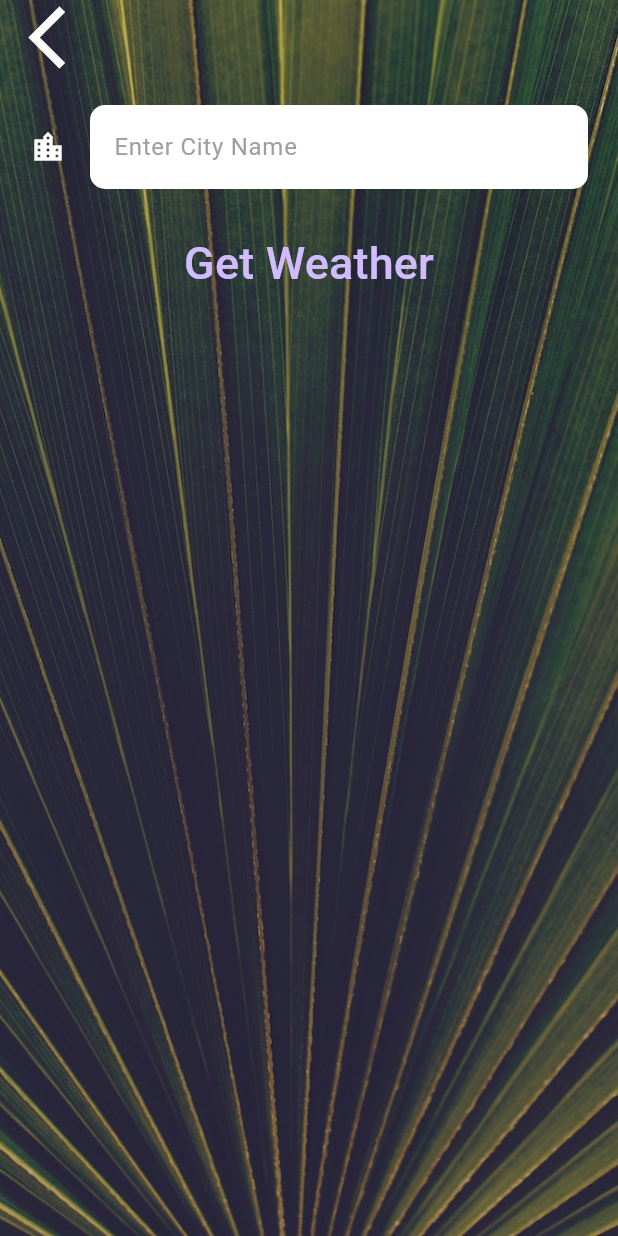
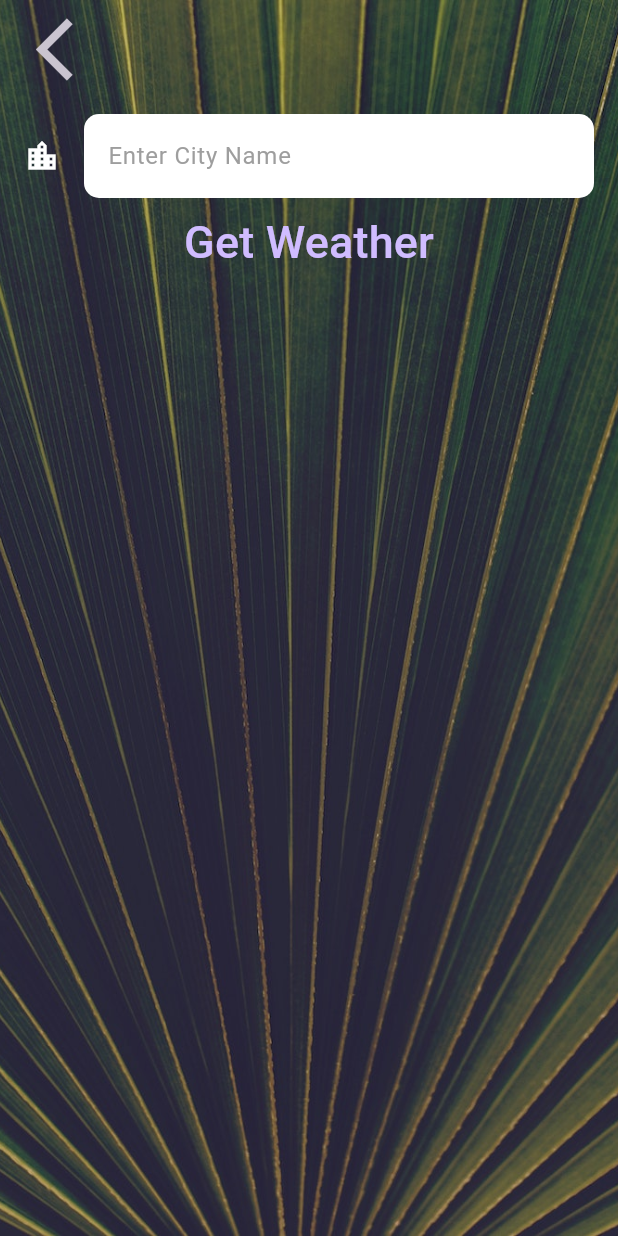
Before and after one commit to umairliaqat33/weather_app, a Flutter app: the CityScreen screen opened directly, on a phone screen of 412 x 824 dp. Run offline on Flutter 3.47's test engine with Material 3 defaults, Android fonts, the phone set to English and light mode, and no system bars; our stand-ins replace flutter_spinkit, geolocator; Roboto replaces fonts that are missing (Spartan MB).

Commit message:
improved by removing exceptions of data type, added alert dialogues for wrong city, permission not allowed, added implementation to ask for permissions, improved UI, updated all dependencies, added textFormField for city screen, added form key for city field, added exception and exception file, removed debug banner

```diff
--- /dev/null
+++ b/lib/exceptions/exceptions.dart
@@ -0,0 +1,5 @@
+class LocationPermissionDeniedException implements Exception {
+  final String message;
+
+  LocationPermissionDeniedException(this.message);
+}
--- a/lib/main.dart
+++ b/lib/main.dart
@@ -1,16 +1,12 @@
 import 'package:flutter/material.dart';
 import 'package:weather_app/screens/loading_screen.dart';
-import 'package:geolocator/geolocator.dart';
 
 void main() => runApp(MyApp());
 
 class MyApp extends StatelessWidget {
-  @override
-  void initState(){
-
-  }
   Widget build(BuildContext context) {
     return MaterialApp(
+      debugShowCheckedModeBanner: false,
       theme: ThemeData.dark(),
       home: LoadingScreen(),
     );
--- a/lib/screens/city_screen.dart
+++ b/lib/screens/city_screen.dart
@@ -7,12 +7,19 @@ class CityScreen extends StatefulWidget {
 }
 
 class _CityScreenState extends State<CityScreen> {
-  late String cityName;
-
+  final _formKey = GlobalKey<FormState>();
+  final TextEditingController _cityController = TextEditingController();
   @override
   Widget build(BuildContext context) {
-    return Scaffold(
-      body: Container(
+    return SafeArea(
+      child: Scaffold(
+        body: Form(
+          key: _formKey,
+          child: Container(
+            padding: EdgeInsets.only(
+              left: 16,
+              right: 16,
+            ),
             decoration: BoxDecoration(
               image: DecorationImage(
                 image: AssetImage('images/city_background.jpg'),
@@ -20,37 +27,39 @@ class _CityScreenState extends State<CityScreen> {
               ),
             ),
             constraints: BoxConstraints.expand(),
-        child: SafeArea(
             child: Column(
               children: <Widget>[
                 Align(
                   alignment: Alignment.topLeft,
-                child: FlatButton(
+                  child: IconButton(
                     onPressed: () {
                       Navigator.pop(context);
                     },
-                  child: Icon(
+                    icon: Icon(
                       Icons.arrow_back_ios,
                       size: 50.0,
                     ),
                   ),
                 ),
-              Container(
-                padding: EdgeInsets.all(20.0),
-                child: TextField(
+                SizedBox(
+                  height: 10,
+                ),
+                TextFormField(
+                  controller: _cityController,
+                  decoration: kTextFieldInputDecoration,
                   style: TextStyle(
                     color: Colors.black,
                   ),
-                  decoration: kTextFieldInputDecoration,
-                  onChanged: (value) {
-                    cityName = value;
+                  validator: (String? value) {
+                    if (value!.isEmpty) {
+                      return "Please enter city name";
+                    } else {
+                      return null;
+                    }
                   },
                 ),
-              ),
                 TextButton(
-                onPressed: () {
-                  Navigator.pop(context, cityName);
-                },
+                  onPressed: () => getCityWeather(),
                   child: Text(
                     'Get Weather',
                     style: kButtonTextStyle,
@@ -60,6 +69,13 @@ class _CityScreenState extends State<CityScreen> {
             ),
           ),
         ),
+      ),
     );
   }
+
+  void getCityWeather() {
+    if (_formKey.currentState!.validate()) {
+      Navigator.pop(context, _cityController.text);
     }
+  }
+}
--- a/pubspec.yaml
+++ b/pubspec.yaml
@@ -34,8 +34,8 @@ dependencies:
   # The following adds the Cupertino Icons font to your application.
   # Use with the CupertinoIcons class for iOS style icons.
   cupertino_icons: ^1.0.2
-  geolocator: ^8.2.0
-  http: ^0.13.4
+  geolocator: ^10.1.0
+  http: ^1.1.2
   flutter_spinkit: ^5.1.0
 
 dev_dependencies:
@@ -47,7 +47,7 @@ dev_dependencies:
   # activated in the `analysis_options.yaml` file located at the root of your
   # package. See that file for information about deactivating specific lint
   # rules and activating additional ones.
-  flutter_lints: ^1.0.0
+  flutter_lints: ^3.0.1
 
 # For information on the generic Dart part of this file, see the
 # following page: https://dart.dev/tools/pub/pubspec
```
Also changed, not shown: lib/screens/loading_screen.dart (+29 -20 lines), lib/screens/location_screen.dart (+159 -28 lines), lib/services/weather.dart (+27 -0 lines), pubspec.lock, 1 other file. Lines whose indentation alone changed are shown as unchanged.
